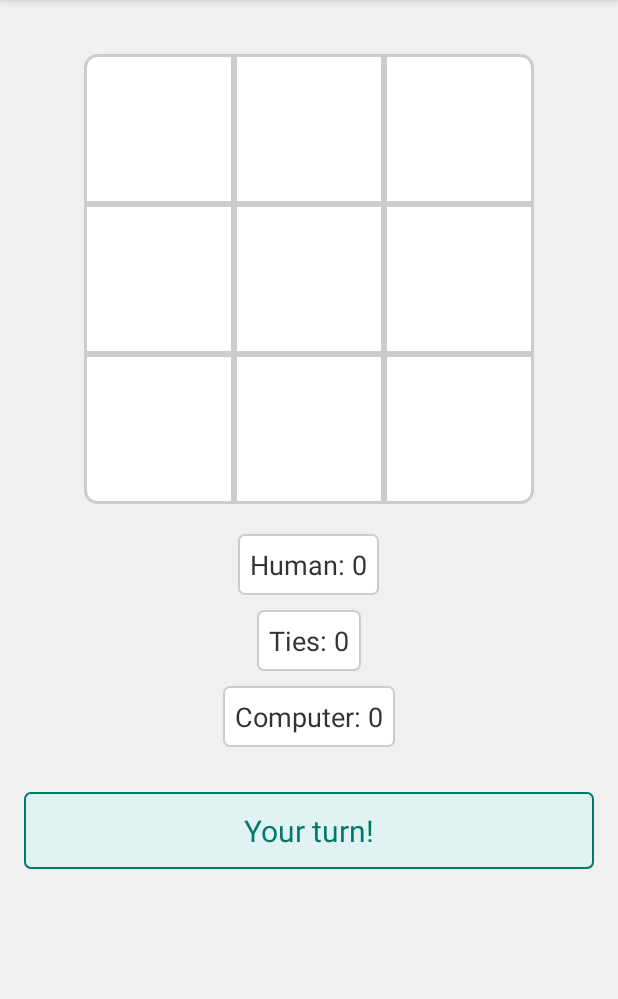
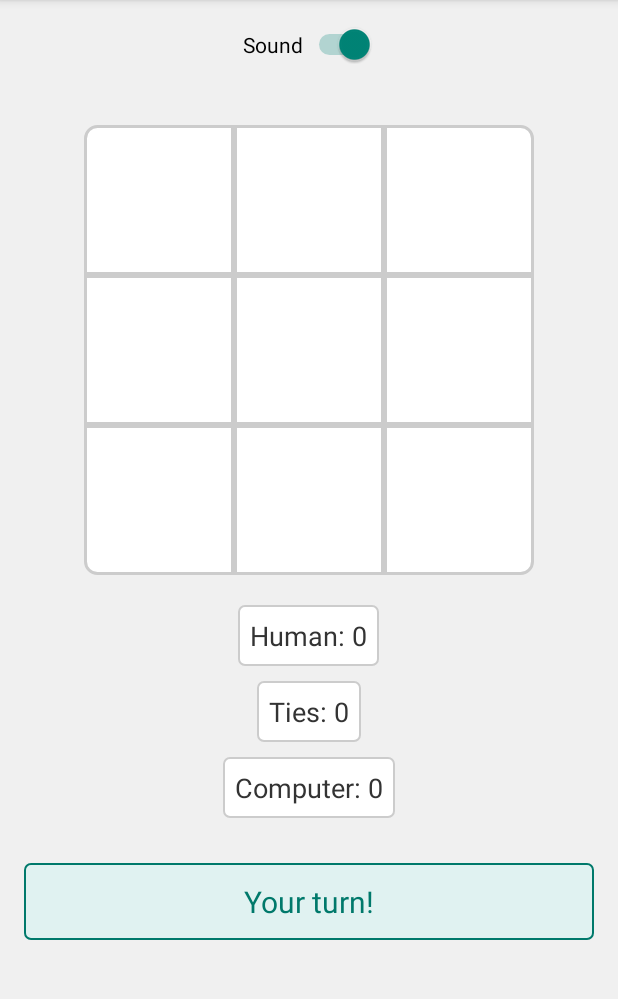
Before and after one commit to NivekTakedown/Tic-Tac-Toe-App-dadm-2024-2, an Android app built with Jetpack Compose: the screen it shows after launch (MainActivity), on a phone screen of 412 x 824 dp, the part 84-1083 px from its top. Run offline under Robolectric (Android 15) with nearby library versions, the phone set to English and light mode, and no system bars.

Commit message:
Sonido añadido

```diff
--- a/app/src/main/java/xyz/ramos_lopez/tic_tac_toe_app/MainActivity.kt
+++ b/app/src/main/java/xyz/ramos_lopez/tic_tac_toe_app/MainActivity.kt
@@ -3,11 +3,15 @@ package xyz.ramos_lopez.tic_tac_toe_app
 import android.app.Activity
 import android.app.AlertDialog
 import android.app.Dialog
+import android.content.SharedPreferences
 import android.graphics.Color
+import android.media.MediaPlayer
 import android.os.Bundle
 import android.view.*
+import android.widget.Switch
 import android.widget.TextView
 import android.widget.Toast
+import androidx.preference.PreferenceManager
 
 class MainActivity : Activity() {
     companion object {
@@ -25,6 +29,14 @@ class MainActivity : Activity() {
 
     private lateinit var boardView: BoardView
 
+    // MediaPlayer variables
+    private var mHumanMediaPlayer: MediaPlayer? = null
+    private var mComputerMediaPlayer: MediaPlayer? = null
+
+    // Switch para sonido
+    private var isSoundEnabled: Boolean = true
+    private lateinit var soundSwitch: Switch
+
     override fun onCreate(savedInstanceState: Bundle?) {
         super.onCreate(savedInstanceState)
         setContentView(R.layout.main)
@@ -34,6 +46,29 @@ class MainActivity : Activity() {
 
         // Obtener referencias a las vistas
         infoTextView = findViewById(R.id.information)
+        soundSwitch = findViewById(R.id.sound_switch)
+
+        // Configurar el estado inicial del Switch y las preferencias
+        val prefs: SharedPreferences = PreferenceManager.getDefaultSharedPreferences(this)
+        isSoundEnabled = prefs.getBoolean("sound_enabled", true)
+        soundSwitch.isChecked = isSoundEnabled
+
+        // Escuchar cambios en el Switch
+        soundSwitch.setOnCheckedChangeListener { _, isChecked ->
+            isSoundEnabled = isChecked
+            prefs.edit().putBoolean("sound_enabled", isChecked).apply()
+            if (isChecked) {
+                // Re-inicializar los MediaPlayers si se activan los sonidos
+                mHumanMediaPlayer = MediaPlayer.create(this, R.raw.human_move)
+                mComputerMediaPlayer = MediaPlayer.create(this, R.raw.computer_move)
+            } else {
+                // Liberar los MediaPlayers si se desactivan los sonidos
+                mHumanMediaPlayer?.release()
+                mComputerMediaPlayer?.release()
+                mHumanMediaPlayer = null
+                mComputerMediaPlayer = null
+            }
+        }
 
         boardView = findViewById(R.id.board)
         boardView.setGame(game)
@@ -44,6 +79,22 @@ class MainActivity : Activity() {
         })
 
         startNewGame()
+    }
+
+    override fun onResume() {
+        super.onResume()
+        if (isSoundEnabled) {
+            mHumanMediaPlayer = MediaPlayer.create(this, R.raw.human_move)
+            mComputerMediaPlayer = MediaPlayer.create(this, R.raw.computer_move)
+        }
+    }
+
+    override fun onPause() {
+        super.onPause()
+        mHumanMediaPlayer?.release()
+        mComputerMediaPlayer?.release()
+        mHumanMediaPlayer = null
+        mComputerMediaPlayer = null
     }
 
     private fun startNewGame() {
@@ -62,12 +113,21 @@ class MainActivity : Activity() {
     }
 
     private fun onHumanMove() {
+        if (isSoundEnabled) {
+            mHumanMediaPlayer?.start()
+        }
+
         var winner = game.checkForWinner()
         if (winner == 0) {
             infoTextView.text = getString(R.string.turn_computer)
             val move = game.getComputerMove()
             if (move != -1) {
                 game.setMove(TicTacToeGame.COMPUTER_PLAYER, move)
+
+                if (isSoundEnabled) {
+                    mComputerMediaPlayer?.start()
+                }
+
                 boardView.invalidate()
             }
             winner = game.checkForWinner()
--- a/app/src/main/res/layout/main.xml
+++ b/app/src/main/res/layout/main.xml
@@ -1,4 +1,3 @@
-<?xml version="1.0" encoding="utf-8"?>
     <LinearLayout xmlns:android="http://schemas.android.com/apk/res/android"
         android:orientation="vertical"
         android:layout_width="match_parent"
@@ -7,7 +6,16 @@
         android:padding="16dp"
         android:background="#f0f0f0">
 
-    <!-- Reemplazamos el TableLayout por el BoardView personalizado -->
+        <!-- Switch para activar/desactivar sonidos -->
+        <Switch
+            android:id="@+id/sound_switch"
+            android:layout_width="wrap_content"
+            android:layout_height="wrap_content"
+            android:text="Sound"
+            android:checked="true"
+            android:layout_marginBottom="20dp"/>
+
+        <!-- Resto de las vistas -->
         <xyz.ramos_lopez.tic_tac_toe_app.BoardView
             android:id="@+id/board"
             android:layout_width="300dp"
```
Also changed, not shown: 2 other files. Lines whose indentation alone changed are shown as unchanged.
